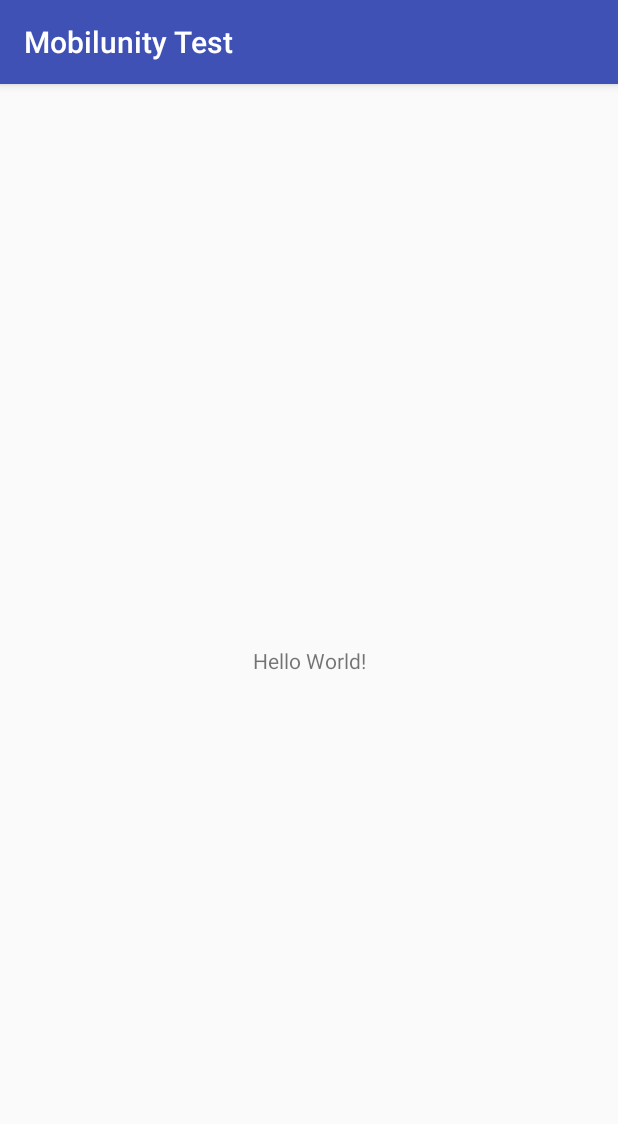
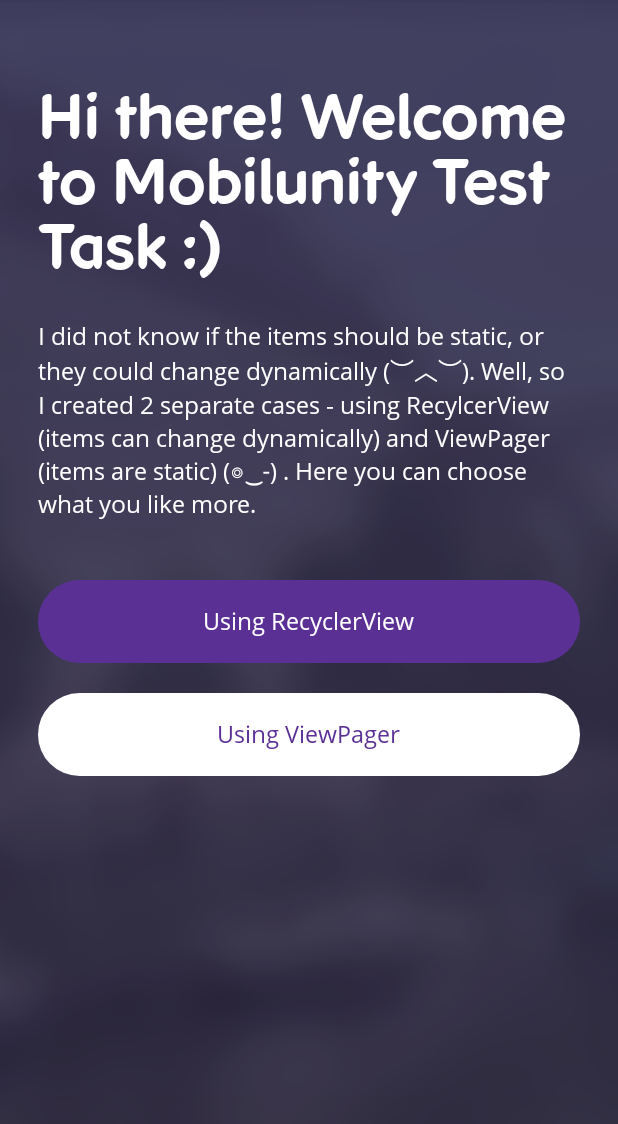
Before and after one commit to RomanTsekhmeistruk/Slippy-Views-2018-year-, an Android app: the screen it shows after launch (LaunchActivity), on a phone screen of 412 x 824 dp. Shown: the top 1124 px of the screen. Run offline under Robolectric (Android 15) with nearby library versions, the phone set to English and light mode, and no system bars.

Commit message:
Added welcome screen design

```diff
--- /dev/null
+++ b/app/src/main/res/drawable/view_blueberry_rounded_corners_rectangle.xml
@@ -0,0 +1,9 @@
+<?xml version="1.0" encoding="utf-8"?>
+<shape
+	xmlns:android="http://schemas.android.com/apk/res/android">
+	<gradient
+		android:angle="270"
+		android:endColor="@color/colorBlueberry"
+		android:startColor="@color/colorBlueberry"/>
+	<corners android:radius="50dp"/>
+</shape>
--- /dev/null
+++ b/app/src/main/res/drawable/view_white_rounded_corners_rectangle.xml
@@ -0,0 +1,8 @@
+<?xml version="1.0" encoding="utf-8"?>
+<shape xmlns:android="http://schemas.android.com/apk/res/android">
+	<gradient
+		android:angle="270"
+		android:endColor="@color/colorWhite"
+		android:startColor="@color/colorWhite" />
+	<corners android:radius="50dp" />
+</shape>
--- a/app/src/main/res/layout/activity_launch.xml
+++ b/app/src/main/res/layout/activity_launch.xml
@@ -1,19 +1,79 @@
 <?xml version="1.0" encoding="utf-8"?>
-<android.support.constraint.ConstraintLayout
+<RelativeLayout
 	xmlns:android="http://schemas.android.com/apk/res/android"
 	xmlns:app="http://schemas.android.com/apk/res-auto"
 	xmlns:tools="http://schemas.android.com/tools"
 	android:layout_width="match_parent"
 	android:layout_height="match_parent"
+	android:background="@drawable/bg_welcome"
 	tools:context=".LaunchActivity">
 
-	<TextView
-		android:layout_width="wrap_content"
+	<ScrollView
+		android:layout_width="match_parent"
 		android:layout_height="wrap_content"
-		android:text="Hello World!"
-		app:layout_constraintBottom_toBottomOf="parent"
-		app:layout_constraintLeft_toLeftOf="parent"
-		app:layout_constraintRight_toRightOf="parent"
-		app:layout_constraintTop_toTopOf="parent"/>
+		android:overScrollMode="never">
 
-</android.support.constraint.ConstraintLayout>
+		<LinearLayout
+			android:layout_width="match_parent"
+			android:layout_height="wrap_content"
+			android:layout_marginRight="@dimen/standard_margin"
+			android:layout_marginLeft="@dimen/standard_margin"
+			android:orientation="vertical">
+
+			<com.romantsekhmeistruk.mobilunitytest.widgets.views.FontTextView
+				android:layout_width="wrap_content"
+				android:layout_marginTop="@dimen/header_margin_top"
+				android:layout_height="wrap_content"
+				android:lineSpacingExtra="0dp"
+				android:text="@string/welcome"
+				android:textColor="@color/colorWhite"
+				android:textSize="@dimen/header_text_size"
+				app:textFont="@string/font_pebble_regular"/>
+
+			<com.romantsekhmeistruk.mobilunitytest.widgets.views.FontTextView
+				android:layout_width="wrap_content"
+				android:layout_marginTop="20dp"
+				android:layout_height="wrap_content"
+				android:lineSpacingExtra="0dp"
+				android:text="@string/welcome_screen_description"
+				android:textColor="@color/colorWhite"
+				android:textSize="@dimen/normal_text_size"
+				app:textFont="@string/font_open_sans_regular"/>
+
+			<FrameLayout
+				android:id="@+id/recycler_view"
+				android:layout_marginTop="40dp"
+				android:layout_width="match_parent"
+				android:layout_height="@dimen/button_height"
+				android:background="@drawable/view_blueberry_rounded_corners_rectangle">
+
+				<com.romantsekhmeistruk.mobilunitytest.widgets.views.FontTextView
+					android:layout_width="wrap_content"
+					android:layout_height="wrap_content"
+					android:layout_gravity="center"
+					android:text="@string/recycler_view"
+					android:textColor="@color/colorWhite"
+					android:textSize="@dimen/button_text_size"
+					app:font="@string/font_open_sans_regular"/>
+			</FrameLayout>
+
+			<FrameLayout
+				android:id="@+id/view_pager"
+				android:layout_marginTop="20dp"
+				android:layout_width="match_parent"
+				android:layout_height="@dimen/button_height"
+				android:background="@drawable/view_white_rounded_corners_rectangle"
+				android:layout_marginBottom="20dp">
+
+				<com.romantsekhmeistruk.mobilunitytest.widgets.views.FontTextView
+					android:layout_width="wrap_content"
+					android:layout_height="wrap_content"
+					android:layout_gravity="center"
+					android:text="@string/view_pager"
+					android:textColor="@color/colorBlueberry"
+					android:textSize="@dimen/button_text_size"
+					app:font="@string/font_open_sans_regular"/>
+			</FrameLayout>
+		</LinearLayout>
+	</ScrollView>
+</RelativeLayout>
--- a/app/src/main/res/values/colors.xml
+++ b/app/src/main/res/values/colors.xml
@@ -3,4 +3,7 @@
 	<color name="colorPrimary">#3F51B5</color>
 	<color name="colorPrimaryDark">#303F9F</color>
 	<color name="colorAccent">#FF4081</color>
+	<color name="colorDark">#29253d</color>
+	<color name="colorWhite">#ffffff</color>
+	<color name="colorBlueberry">#5a3095</color>
 </resources>
--- /dev/null
+++ b/app/src/main/res/values/dimens.xml
@@ -0,0 +1,13 @@
+<?xml version="1.0" encoding="utf-8"?>
+<resources>
+	<dimen name="standard_margin">25dp</dimen>
+
+	<dimen name="header_margin_top">50dp</dimen>
+	<dimen name="header_text_size">43sp</dimen>
+
+	<dimen name="button_text_size">16sp</dimen>
+
+	<dimen name="normal_text_size">16sp</dimen>
+
+	<dimen name="button_height">55dp</dimen>
+</resources>
--- a/app/src/main/res/values/strings.xml
+++ b/app/src/main/res/values/strings.xml
@@ -1,3 +1,13 @@
 <resources>
 	<string name="app_name">Mobilunity Test</string>
+
+	<string name="welcome">Hi there! Welcome to Mobilunity Test Task :)</string>
+	<string name="welcome_screen_description">I did not know if the items should be static, or they could change dynamically (︶︿︶). Well, so I created 2 separate cases - using RecylcerView (items can change dynamically) and ViewPager (items are static) (◎‿-) . Here you can choose what you like more.</string>
+
+	<string name="view_pager">Using ViewPager</string>
+	<string name="recycler_view">Using RecyclerView</string>
+
+	<!-- Fonts -->
+	<string name="font_open_sans_regular">OpenSans-Regular.ttf</string>
+	<string name="font_pebble_regular">PebbleRegular.ttf</string>
 </resources>
--- a/app/src/main/res/values/styles.xml
+++ b/app/src/main/res/values/styles.xml
@@ -1,7 +1,7 @@
 <resources>
 
 	<!-- Base application theme. -->
-	<style name="AppTheme" parent="Theme.AppCompat.Light.DarkActionBar">
+	<style name="AppTheme" parent="Theme.AppCompat.NoActionBar">
 		<!-- Customize your theme here. -->
 		<item name="colorPrimary">@color/colorPrimary</item>
 		<item name="colorPrimaryDark">@color/colorPrimaryDark</item>
```
Also changed, not shown: app/src/main/res/drawable-hdpi/bg_welcome.png (added), app/src/main/res/drawable-mdpi/bg_welcome.png (added), app/src/main/res/drawable-xhdpi/bg_welcome.png (added), app/src/main/res/drawable-xxhdpi/bg_welcome.png (added), app/src/main/res/drawable-xxxhdpi/bg_welcome.png (added).
